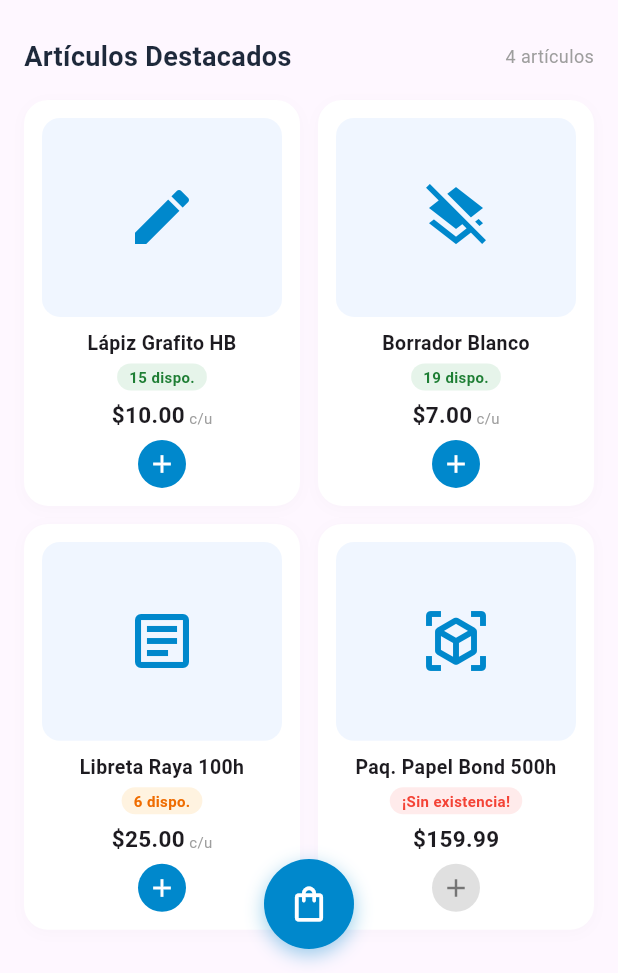
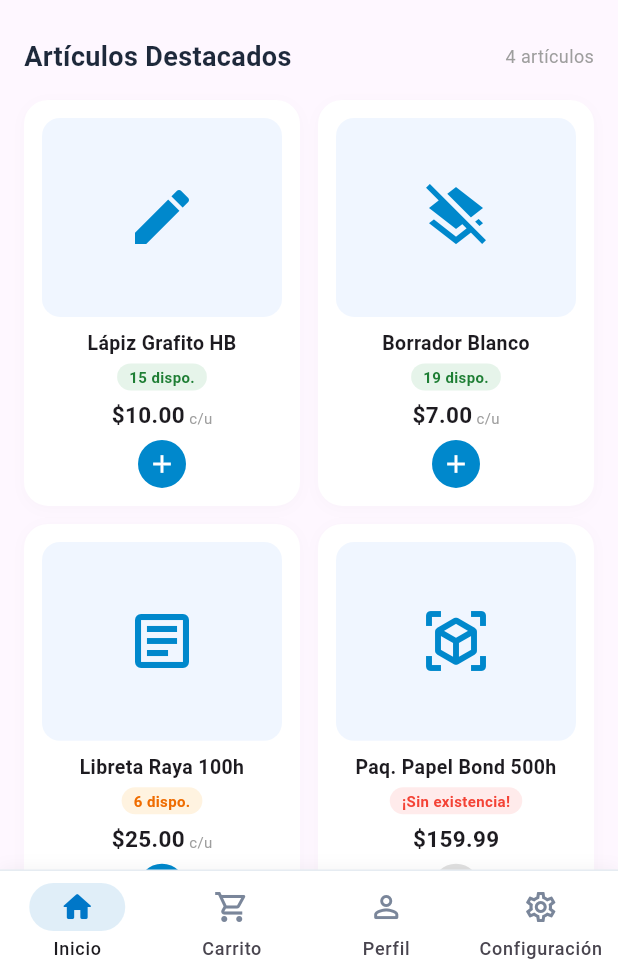
Before and after one commit to AlejandroKantun23/LuminaLabs, a Flutter app: the screen it shows after launch, after a tap on "Modo Invitado", on a phone screen of 412 x 824 dp, the part 263-1236 px from its top. Run offline on Flutter 3.47's test engine with Material 3 defaults, Android fonts, the phone set to English and light mode, and no system bars; our stand-ins replace shared_preferences.

Commit message:
feat(movil): barra de navegacion movil y  pantallas ligadas

```diff
--- a/papelink_movil/frontend/lib/screens/cart_screen.dart
+++ b/papelink_movil/frontend/lib/screens/cart_screen.dart
@@ -17,14 +17,7 @@ class _CartScreenState extends State<CartScreen> {
     final carrito = CarritoService.instance;
     return Scaffold(
       backgroundColor: const Color(0xFFF6F8FA),
-      appBar: HomeHeader(
-        onBack: () {
-          Navigator.pushReplacement(
-            context,
-            MaterialPageRoute(builder: (context) => const HomeScreen()),
-          );
-        },
-      ),
+      appBar: HomeHeader(),
       body: AnimatedBuilder(
         animation: carrito,
         builder: (context, _) {
--- a/papelink_movil/frontend/lib/screens/home_screen.dart
+++ b/papelink_movil/frontend/lib/screens/home_screen.dart
@@ -56,8 +56,7 @@ class _HomeScreenState extends State<HomeScreen> {
         ),
       ),
       // Mantenemos el botón azul flotante abajo al centro con el carrito
-      floatingActionButton: const HomeCartFab(),
-      floatingActionButtonLocation: FloatingActionButtonLocation.centerFloat,
+
     );
   }
 }
--- a/papelink_movil/frontend/lib/screens/login_screen.dart
+++ b/papelink_movil/frontend/lib/screens/login_screen.dart
@@ -1,9 +1,10 @@
 import 'package:flutter/material.dart';
-import 'package:frontend/screens/home_screen.dart';
+import 'package:frontend/screens/main_shell_screen.dart';
 import 'package:frontend/screens/register_screen.dart';
 import 'package:frontend/services/usuario_service.dart';
 import 'package:frontend/screens/recoverypassword_screen.dart';
 import 'package:frontend/screens/contactos_screen.dart';
+
 
 class LoginScreen extends StatefulWidget {
   const LoginScreen({super.key});
@@ -48,7 +49,7 @@ class _LoginScreenState extends State<LoginScreen> {
 
     Navigator.pushReplacement(
       context,
-      MaterialPageRoute(builder: (context) => const HomeScreen()),
+     MaterialPageRoute(builder: (context) => const MainShellScreen()),
     );
   }
 
@@ -60,7 +61,7 @@ class _LoginScreenState extends State<LoginScreen> {
                                           Navigator.pushReplacement(
                                             context,
                                             MaterialPageRoute(
-                                              builder: (context) => const HomeScreen(),
+                                              builder: (context) => const MainShellScreen(),
                                             ),
                                           );
                                         },
--- /dev/null
+++ b/papelink_movil/frontend/lib/screens/main_shell_screen.dart
@@ -0,0 +1,51 @@
+import 'package:flutter/material.dart';
+import '../widgets/papelink_bottom_nav.dart';
+import 'home_screen.dart';
+import 'cart_screen.dart';
+import 'profile_screen.dart';
+import 'settings_screen.dart';
+
+class MainShellScreen extends StatefulWidget {
+  final int initialIndex;
+
+  const MainShellScreen({super.key, this.initialIndex = 0});
+
+  @override
+  State<MainShellScreen> createState() => _MainShellScreenState();
+}
+
+class _MainShellScreenState extends State<MainShellScreen> {
+  late int _currentIndex;
+
+  @override
+  void initState() {
+    super.initState();
+    _currentIndex = widget.initialIndex;
+  }
+
+  @override
+  Widget build(BuildContext context) {
+  final List<Widget> pages = [
+  const HomeScreen(),
+  const CartScreen(),
+  const ProfileScreen(),
+  const SettingsScreen(),
+];
+
+    return Scaffold(
+      backgroundColor: const Color(0xFFF6F8FA),
+      body: IndexedStack(
+        index: _currentIndex,
+        children: pages,
+      ),
+      bottomNavigationBar: PapelinkBottomNav(
+        currentIndex: _currentIndex,
+        onTap: (index) {
+          setState(() {
+            _currentIndex = index;
+          });
+        },
+      ),
+    );
+  }
+}
--- /dev/null
+++ b/papelink_movil/frontend/lib/screens/profile_screen.dart
@@ -0,0 +1,129 @@
+import 'package:flutter/material.dart';
+
+class ProfileScreen extends StatelessWidget {
+  const ProfileScreen({super.key});
+
+  static const Color _primaryBlue = Color(0xFF0077C8);
+  static const Color _bgLight = Color(0xFFF6F8FA);
+  static const Color _textDark = Color(0xFF1E293B);
+
+  @override
+  Widget build(BuildContext context) {
+    return Scaffold(
+      backgroundColor: _bgLight,
+      appBar: AppBar(
+        title: const Text(
+          'Perfil',
+          style: TextStyle(fontWeight: FontWeight.bold, color: _textDark),
+        ),
+        backgroundColor: Colors.white,
+        elevation: 0,
+        centerTitle: false,
+      ),
+      body: SingleChildScrollView(
+        padding: const EdgeInsets.all(16),
+        child: Column(
+          crossAxisAlignment: CrossAxisAlignment.stretch,
+          children: [
+            Container(
+              padding: const EdgeInsets.all(16),
+              decoration: BoxDecoration(
+                color: Colors.white,
+                borderRadius: BorderRadius.circular(16),
+                border: Border.all(color: const Color(0xFFE6ECF2)),
+              ),
+              child: const Row(
+                children: [
+                  CircleAvatar(
+                    radius: 28,
+                    backgroundColor: Color(0xFFE0F2FE),
+                    child: Icon(
+                      Icons.person_rounded,
+                      size: 32,
+                      color: _primaryBlue,
+                    ),
+                  ),
+                  SizedBox(width: 14),
+                  Expanded(
+                    child: Column(
+                      crossAxisAlignment: CrossAxisAlignment.start,
+                      children: [
+                        Text(
+                          'Nombre del usuario',
+                          style: TextStyle(
+                            fontSize: 16,
+                            fontWeight: FontWeight.bold,
+                            color: _textDark,
+                          ),
+                        ),
+                        SizedBox(height: 4),
+                        Text(
+                          'correo@ejemplo.com • Modo / Sesión',
+                          style: TextStyle(fontSize: 13, color: Colors.grey),
+                        ),
+                      ],
+                    ),
+                  ),
+                ],
+              ),
+            ),
+            const SizedBox(height: 16),
+            Container(
+              padding: const EdgeInsets.all(16),
+              decoration: BoxDecoration(
+                color: Colors.white,
+                borderRadius: BorderRadius.circular(16),
+                border: Border.all(color: const Color(0xFFE6ECF2)),
+              ),
+              child: Column(
+                crossAxisAlignment: CrossAxisAlignment.start,
+                children: [
+                  const Text(
+                    'Datos de contacto',
+                    style: TextStyle(
+                      fontSize: 15,
+                      fontWeight: FontWeight.bold,
+                      color: _textDark,
+                    ),
+                  ),
+                  const SizedBox(height: 12),
+                  TextFormField(
+                    enabled: false,
+                    keyboardType: TextInputType.phone,
+                    decoration: InputDecoration(
+                      labelText: 'Teléfono móvil',
+                      hintText: 'Ej. 998 123 4567',
+                      prefixIcon: const Icon(Icons.phone_outlined),
+                      filled: true,
+                      fillColor: _bgLight,
+                      border: OutlineInputBorder(
+                        borderRadius: BorderRadius.circular(12),
+                        borderSide: BorderSide.none,
+                      ),
+                    ),
+                  ),
+                  const SizedBox(height: 14),
+                  SizedBox(
+                    width: double.infinity,
+                    child: ElevatedButton(
+                      onPressed: null, // Se conectará después
+                      style: ElevatedButton.styleFrom(
+                        backgroundColor: _primaryBlue,
+                        foregroundColor: Colors.white,
+                        padding: const EdgeInsets.symmetric(vertical: 14),
+                        shape: RoundedRectangleBorder(
+                          borderRadius: BorderRadius.circular(12),
+                        ),
+                      ),
+                      child: const Text('Guardar cambios (próximamente)'),
+                    ),
+                  ),
+                ],
+              ),
+            ),
+          ],
+        ),
+      ),
+    );
+  }
+}
--- /dev/null
+++ b/papelink_movil/frontend/lib/screens/settings_screen.dart
@@ -0,0 +1,63 @@
+import 'package:flutter/material.dart';
+
+class SettingsScreen extends StatelessWidget {
+  const SettingsScreen({super.key});
+
+  static const Color _bgLight = Color(0xFFF6F8FA);
+  static const Color _textDark = Color(0xFF1E293B);
+
+  @override
+  Widget build(BuildContext context) {
+    return Scaffold(
+      backgroundColor: _bgLight,
+      appBar: AppBar(
+        title: const Text(
+          'Configuración',
+          style: TextStyle(fontWeight: FontWeight.bold, color: _textDark),
+        ),
+        backgroundColor: Colors.white,
+        elevation: 0,
+        centerTitle: false,
+      ),
+      body: ListView(
+        padding: const EdgeInsets.all(16),
+        children: [
+          Container(
+            decoration: BoxDecoration(
+              color: Colors.white,
+              borderRadius: BorderRadius.circular(16),
+              border: Border.all(color: const Color(0xFFE6ECF2)),
+            ),
+            child: Column(
+              children: [
+                ListTile(
+                  leading: const Icon(Icons.notifications_outlined),
+                  title: const Text('Notificaciones de pedidos'),
+                  subtitle: const Text('Avisos cuando tu pedido esté listo'),
+                  trailing: Switch(
+                    value: false,
+                    onChanged: null, // Se conectará después
+                  ),
+                ),
+                const Divider(height: 1),
+                const ListTile(
+                  leading: Icon(Icons.support_agent_outlined),
+                  title: Text('Contacto con la papelería'),
+                  subtitle: Text('Soporte y dudas sobre reservas'),
+                  trailing: Icon(Icons.chevron_right),
+                ),
+                const Divider(height: 1),
+                const ListTile(
+                  leading: Icon(Icons.logout_rounded),
+                  title: Text('Cerrar sesión / Cambiar modo'),
+                  subtitle: Text('Pendiente de conectar con sesión'),
+                  trailing: Icon(Icons.chevron_right),
+                ),
+              ],
+            ),
+          ),
+        ],
+      ),
+    );
+  }
+}
--- /dev/null
+++ b/papelink_movil/frontend/lib/widgets/papelink_bottom_nav.dart
@@ -0,0 +1,105 @@
+import 'package:flutter/material.dart';
+
+class PapelinkBottomNav extends StatelessWidget {
+  final int currentIndex;
+  final ValueChanged<int> onTap;
+  final int cartCount;
+
+  const PapelinkBottomNav({
+    super.key,
+    required this.currentIndex,
+    required this.onTap,
+    this.cartCount = 0,
+  });
+
+  static const Color _activeBlue = Color(0xFF0077C8);
+  static const Color _inactiveGrey = Color(0xFF7A869A);
+
+  @override
+  Widget build(BuildContext context) {
+    return Container(
+      decoration: const BoxDecoration(
+        color: Colors.white,
+        border: Border(
+          top: BorderSide(color: Color(0xFFE6ECF2), width: 1),
+        ),
+        boxShadow: [
+          BoxShadow(
+            color: Color(0x0A000000),
+            blurRadius: 8,
+            offset: Offset(0, -2),
+          ),
+        ],
+      ),
+      child: SafeArea(
+        top: false,
+        child: NavigationBar(
+          height: 68,
+          backgroundColor: Colors.white,
+          indicatorColor: _activeBlue.withOpacity(0.12),
+          selectedIndex: currentIndex,
+          onDestinationSelected: onTap,
+          labelBehavior: NavigationDestinationLabelBehavior.alwaysShow,
+          destinations: [
+            const NavigationDestination(
+              icon: Icon(Icons.home_outlined, color: _inactiveGrey),
+              selectedIcon: Icon(Icons.home_rounded, color: _activeBlue),
+              label: 'Inicio',
+            ),
+            NavigationDestination(
+              icon: _CartBadgeIcon(
+                count: cartCount,
+                icon: Icons.shopping_cart_outlined,
+                color: _inactiveGrey,
+              ),
+              selectedIcon: _CartBadgeIcon(
+                count: cartCount,
+                icon: Icons.shopping_cart_rounded,
+                color: _activeBlue,
+              ),
+              label: 'Carrito',
+            ),
+            const NavigationDestination(
+              icon: Icon(Icons.person_outline_rounded, color: _inactiveGrey),
+              selectedIcon: Icon(Icons.person_rounded, color: _activeBlue),
+              label: 'Perfil',
+            ),
+            const NavigationDestination(
+              icon: Icon(Icons.settings_outlined, color: _inactiveGrey),
+              selectedIcon: Icon(Icons.settings_rounded, color: _activeBlue),
+              label: 'Configuración',
+            ),
+          ],
+        ),
+      ),
+    );
+  }
+}
+
+class _CartBadgeIcon extends StatelessWidget {
+  final int count;
+  final IconData icon;
+  final Color color;
+
+  const _CartBadgeIcon({
+    required this.count,
+    required this.icon,
+    required this.color,
+  });
+
+  @override
+  Widget build(BuildContext context) {
+    if (count <= 0) {
+      return Icon(icon, color: color);
+    }
+
+    return Badge(
+      label: Text(
+        count > 99 ? '99+' : '$count',
+        style: const TextStyle(fontSize: 10, color: Colors.white),
+      ),
+      backgroundColor: const Color(0xFF0077C8),
+      child: Icon(icon, color: color),
+    );
+  }
+}
```
